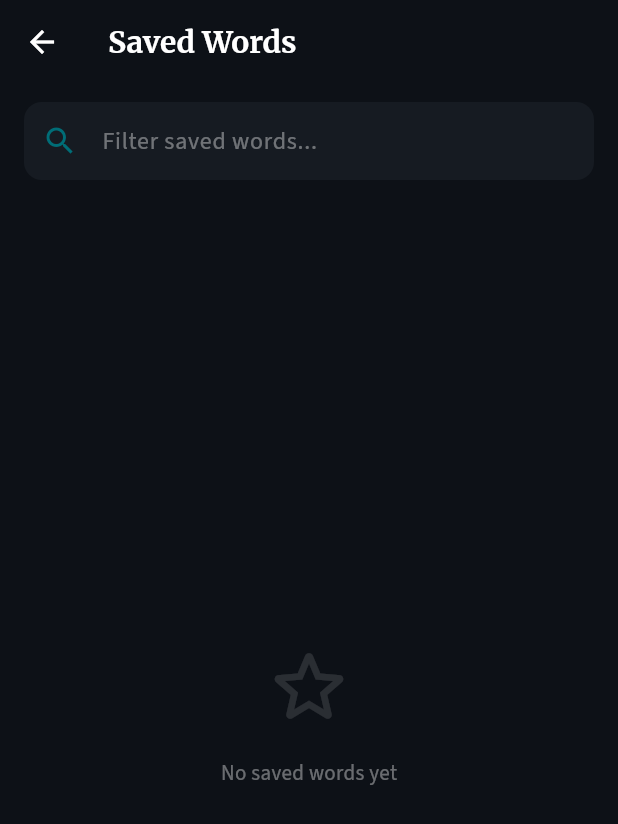
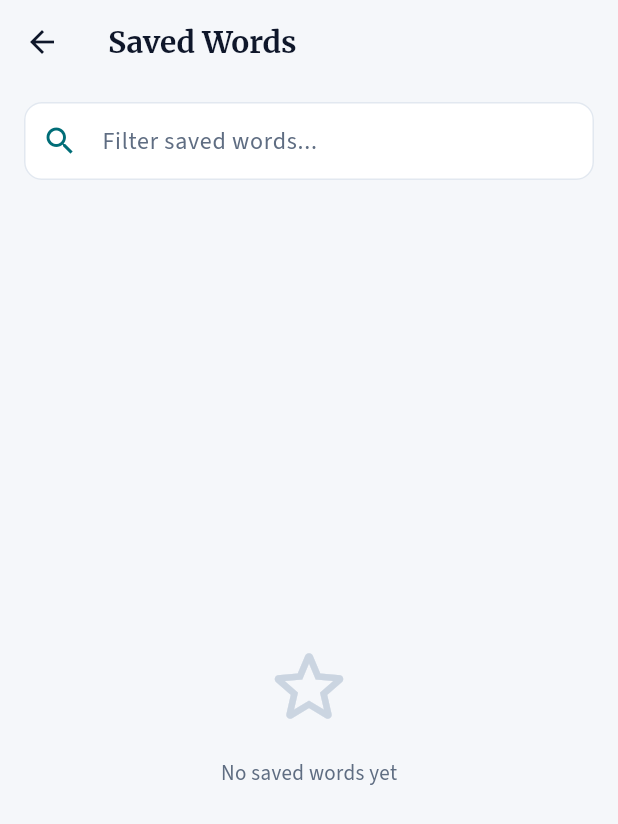
Before and after one commit to bdsarker/myenglishpractice, a Flutter app: the screen it shows after launch, after a tap on the "favorite" icon, on a phone screen of 412 x 824 dp. Shown: the top 824 px of the screen. Run offline on Flutter 3.47's test engine with Material 3 defaults, Android fonts, the phone set to English and light mode, and no system bars; drawn by our look-alikes of flutter_animate; our stand-ins replace connectivity_plus, dio, flutter_riverpod, flutter_typeahead, go_router, google_fonts and 3 more; accounts and stored records are empty; network calls fail; project files that could hold a hidden picture were left out.

Commit message:
Update app Icon and theme

```diff
--- a/lib/core/constants/app_constants.dart
+++ b/lib/core/constants/app_constants.dart
@@ -1,5 +1,5 @@
 class AppConstants {
-  static const String appName = 'EnglishBuddy';
+  static const String appName = 'Word Depot';
   static const int suggestionLimit = 10;
   static const int synonymLimit = 5;
 
--- a/lib/core/theme/app_theme.dart
+++ b/lib/core/theme/app_theme.dart
@@ -1,40 +1,67 @@
 import 'package:flutter/material.dart';
+import 'package:flutter/services.dart';
 import 'package:google_fonts/google_fonts.dart';
 
 class AppTheme {
   static const Color primary = Color(0xFF006D77);
+
+  /// The brand amber. Only ever a fill or a tint — it sits at 1.7:1 on white,
+  /// so anything readable uses [accentInk] instead.
   static const Color accent = Color(0xFFE9C46A);
-  static const Color background = Color(0xFF0D1117);
-  static const Color surface = Color(0xFF161B22);
-  static const Color cardColor = Color(0xFF1C2128);
 
-  static ThemeData get darkTheme {
+  /// The amber darkened until it passes AA as a foreground (5.3:1 on white).
+  static const Color accentInk = Color(0xFF8A6516);
+
+  static const Color background = Color(0xFFF5F7FA);
+  static const Color surface = Color(0xFFFFFFFF);
+  static const Color cardColor = Color(0xFFFFFFFF);
+
+  /// Text, darkest to faintest. [decor] is decorative only — it fails contrast
+  /// as text, and is meant for empty-state artwork and hairlines.
+  static const Color ink = Color(0xFF0F172A);
+  static const Color inkMuted = Color(0xFF475569);
+  // Slate-500 (#64748B) is the obvious pick here but lands at 4.43:1 on the
+  // scaffold — passes on white cards, fails just off them. Darkened until it
+  // clears AA on both, since this colour labels sections on either surface.
+  static const Color inkFaint = Color(0xFF5F6D82);
+  static const Color line = Color(0xFFE2E8F0);
+  static const Color decor = Color(0xFFCBD5E1);
+
+  static const Color error = Color(0xFFB3261E);
+
+  static ThemeData get lightTheme {
     return ThemeData(
-      brightness: Brightness.dark,
-      colorScheme: const ColorScheme.dark(
+      brightness: Brightness.light,
+      colorScheme: const ColorScheme.light(
         primary: primary,
         secondary: accent,
         surface: surface,
-        error: Color(0xFFCF6679),
+        error: error,
       ),
       scaffoldBackgroundColor: background,
       cardColor: cardColor,
       textTheme: TextTheme(
-        displayLarge: GoogleFonts.merriweather(color: Colors.white, fontWeight: FontWeight.bold),
-        displayMedium: GoogleFonts.merriweather(color: Colors.white, fontWeight: FontWeight.bold),
-        titleLarge: GoogleFonts.merriweather(color: Colors.white, fontWeight: FontWeight.w700, fontSize: 22),
-        titleMedium: GoogleFonts.merriweather(color: Colors.white70, fontSize: 16),
-        bodyLarge: GoogleFonts.sourceSans3(color: Colors.white, fontSize: 16),
-        bodyMedium: GoogleFonts.sourceSans3(color: Colors.white70, fontSize: 14),
-        labelLarge: GoogleFonts.sourceSans3(color: Colors.white, fontWeight: FontWeight.w600),
+        displayLarge: GoogleFonts.merriweather(color: ink, fontWeight: FontWeight.bold),
+        displayMedium: GoogleFonts.merriweather(color: ink, fontWeight: FontWeight.bold),
+        titleLarge: GoogleFonts.merriweather(color: ink, fontWeight: FontWeight.w700, fontSize: 22),
+        titleMedium: GoogleFonts.merriweather(color: inkMuted, fontSize: 16),
+        bodyLarge: GoogleFonts.sourceSans3(color: ink, fontSize: 16),
+        bodyMedium: GoogleFonts.sourceSans3(color: inkMuted, fontSize: 14),
+        labelLarge: GoogleFonts.sourceSans3(color: ink, fontWeight: FontWeight.w600),
       ),
       inputDecorationTheme: InputDecorationTheme(
         filled: true,
         fillColor: surface,
-        hintStyle: GoogleFonts.sourceSans3(color: Colors.white38),
+        hintStyle: GoogleFonts.sourceSans3(color: inkFaint),
+        // A white field on the near-white scaffold is only 1.07:1, so unlike the
+        // dark theme it needs a visible edge to read as an input at all.
         border: OutlineInputBorder(
           borderRadius: BorderRadius.circular(12),
-          borderSide: BorderSide.none,
+          borderSide: const BorderSide(color: line),
+        ),
+        enabledBorder: OutlineInputBorder(
+          borderRadius: BorderRadius.circular(12),
+          borderSide: const BorderSide(color: line),
         ),
         focusedBorder: OutlineInputBorder(
           borderRadius: BorderRadius.circular(12),
@@ -43,23 +70,32 @@ class AppTheme {
         contentPadding: const EdgeInsets.symmetric(horizontal: 16, vertical: 14),
       ),
       chipTheme: ChipThemeData(
-        backgroundColor: accent.withAlpha(30),
-        labelStyle: GoogleFonts.sourceSans3(color: accent, fontWeight: FontWeight.w600),
-        side: const BorderSide(color: accent, width: 1),
+        backgroundColor: accent.withAlpha(45),
+        labelStyle: GoogleFonts.sourceSans3(color: accentInk, fontWeight: FontWeight.w600),
+        side: const BorderSide(color: Color(0xFFE3C46A), width: 1),
         shape: RoundedRectangleBorder(borderRadius: BorderRadius.circular(20)),
         padding: const EdgeInsets.symmetric(horizontal: 10, vertical: 4),
       ),
       cardTheme: CardThemeData(
         color: cardColor,
         elevation: 0,
-        shape: RoundedRectangleBorder(borderRadius: BorderRadius.circular(12)),
+        // Same 1.07:1 problem as the input field — the hairline is what makes a
+        // flat white card visible on the scaffold.
+        shape: RoundedRectangleBorder(
+          borderRadius: BorderRadius.circular(12),
+          side: const BorderSide(color: line),
+        ),
       ),
       appBarTheme: AppBarTheme(
         backgroundColor: background,
+        foregroundColor: ink,
         elevation: 0,
         centerTitle: false,
+        // Reads backwards: `.dark` means dark *icons*, for a light bar. Without
+        // it the status bar keeps its white glyphs and disappears.
+        systemOverlayStyle: SystemUiOverlayStyle.dark,
         titleTextStyle: GoogleFonts.merriweather(
-          color: Colors.white,
+          color: ink,
           fontWeight: FontWeight.bold,
           fontSize: 20,
         ),
@@ -68,7 +104,7 @@ class AppTheme {
         backgroundColor: primary,
         foregroundColor: Colors.white,
       ),
-      dividerColor: Colors.white12,
+      dividerColor: line,
     );
   }
 }
--- a/lib/main.dart
+++ b/lib/main.dart
@@ -1,5 +1,6 @@
 import 'package:flutter/material.dart';
 import 'package:flutter_riverpod/flutter_riverpod.dart';
+import 'core/constants/app_constants.dart';
 import 'core/router/app_router.dart';
 import 'core/theme/app_theme.dart';
 import 'data/datasources/local/word_db.dart';
@@ -16,9 +17,12 @@ class EnglishBuddyApp extends StatelessWidget {
   @override
   Widget build(BuildContext context) {
     return MaterialApp.router(
-      title: 'EnglishBuddy',
+      title: AppConstants.appName,
       debugShowCheckedModeBanner: false,
-      theme: AppTheme.darkTheme,
+      theme: AppTheme.lightTheme,
+      // Pinned, not just defaulted: with no darkTheme a phone in dark mode would
+      // still fall back to Flutter's own dark palette.
+      themeMode: ThemeMode.light,
       routerConfig: appRouter,
     );
   }
--- a/lib/presentation/screens/favorites/favorites_screen.dart
+++ b/lib/presentation/screens/favorites/favorites_screen.dart
@@ -46,14 +46,14 @@ class _FavoritesScreenState extends ConsumerState<FavoritesScreen> {
                       mainAxisSize: MainAxisSize.min,
                       children: [
                         const Icon(Icons.star_outline_rounded,
-                            size: 64, color: Colors.white12),
+                            size: 64, color: AppTheme.decor),
                         const SizedBox(height: 16),
                         Text(
                           'No saved words yet',
                           style: Theme.of(context)
                               .textTheme
                               .bodyMedium
-                              ?.copyWith(color: Colors.white38),
+                              ?.copyWith(color: AppTheme.inkFaint),
                         ),
                       ],
                     ).animate().fadeIn(),
@@ -76,12 +76,12 @@ class _FavoritesScreenState extends ConsumerState<FavoritesScreen> {
                                   style: Theme.of(context)
                                       .textTheme
                                       .bodyMedium
-                                      ?.copyWith(color: Colors.white38),
+                                      ?.copyWith(color: AppTheme.inkFaint),
                                 )
                               : null,
                           trailing: IconButton(
                             icon: const Icon(Icons.delete_outline,
-                                color: Colors.redAccent, size: 20),
+                                color: AppTheme.error, size: 20),
                             onPressed: () => ref
                                 .read(favoritesProvider.notifier)
                                 .toggleFavorite(entry),
--- a/lib/presentation/screens/home/home_screen.dart
+++ b/lib/presentation/screens/home/home_screen.dart
@@ -158,7 +158,7 @@ class _HomeScreenState extends ConsumerState<HomeScreen> {
                   itemBuilder: (context, index) {
                     final word = _recentSearches[index];
                     return ListTile(
-                      leading: const Icon(Icons.history, color: Colors.white38, size: 18),
+                      leading: const Icon(Icons.history, color: AppTheme.inkFaint, size: 18),
                       title: Text(word),
                       onTap: () => _go(word),
                     )
```
Also changed, not shown: lib/presentation/screens/word_detail/shimmer_word_detail.dart (+9 -4 lines), lib/presentation/screens/word_detail/word_detail_screen.dart (+12 -10 lines), pubspec.yaml (+28 -0 lines), assets/icon/app_icon.png (added), assets/icon/app_icon_ios.png (added), pubspec.lock, 46 other files.
